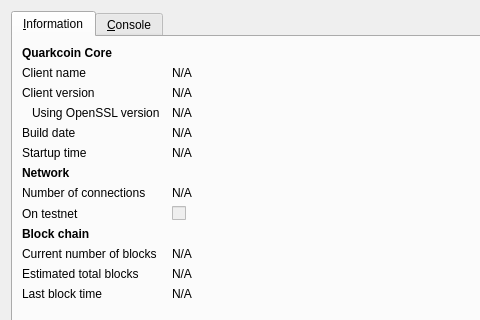
Old version of the form src/qt/forms/rpcconsole.ui in the repository SaltFoundation/SaltClient; both pictures show x 0 to 480 and y 0 to 320 of the 740 by 491 pixel window.
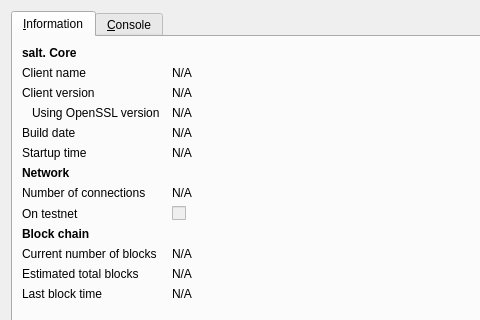
New version of the form. The open tabs and pages were chosen to show the change. Icons and pictures are not drawn.

The edit to the form file:
```diff
--- a/src/qt/forms/rpcconsole.ui
+++ b/src/qt/forms/rpcconsole.ui
@@ -36,7 +36,7 @@
           </font>
          </property>
          <property name="text">
-          <string>Quarkcoin Core</string>
+          <string>salt. Core</string>
          </property>
         </widget>
        </item>
```
Left out of the diff: 6 changed lines with no effect on the pictures.
